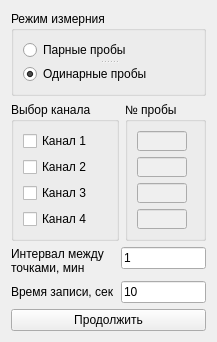
krang4d/Agrekola, file startmeasurment.ui: the form before one commit.
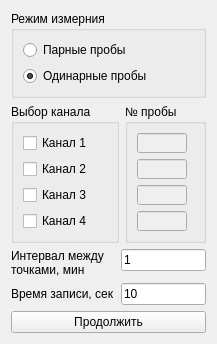
The form after the commit.

What changed in the file:
```diff
--- a/startmeasurment.ui
+++ b/startmeasurment.ui
@@ -10,6 +10,12 @@
     <height>326</height>
    </rect>
   </property>
+  <property name="sizePolicy">
+   <sizepolicy hsizetype="MinimumExpanding" vsizetype="Preferred">
+    <horstretch>0</horstretch>
+    <verstretch>0</verstretch>
+   </sizepolicy>
+  </property>
   <property name="windowTitle">
    <string>Параметры измерения</string>
   </property>
@@ -33,15 +39,13 @@
      </property>
      <layout class="QVBoxLayout" name="verticalLayout_8">
       <item>
-       <widget class="QSplitter" name="splitter">
-        <property name="orientation">
-         <enum>Qt::Vertical</enum>
-        </property>
         <widget class="QRadioButton" name="radioButton_double">
          <property name="text">
           <string>Парные пробы</string>
          </property>
         </widget>
+      </item>
+      <item>
         <widget class="QRadioButton" name="radioButton_single">
          <property name="text">
           <string>Одинарные пробы</string>
@@ -49,7 +53,6 @@
          <property name="checked">
           <bool>true</bool>
          </property>
-        </widget>
        </widget>
       </item>
      </layout>
```
Left out of the diff: 2 changed lines with no effect on the pictures. Lines whose indentation alone changed are shown as unchanged.
